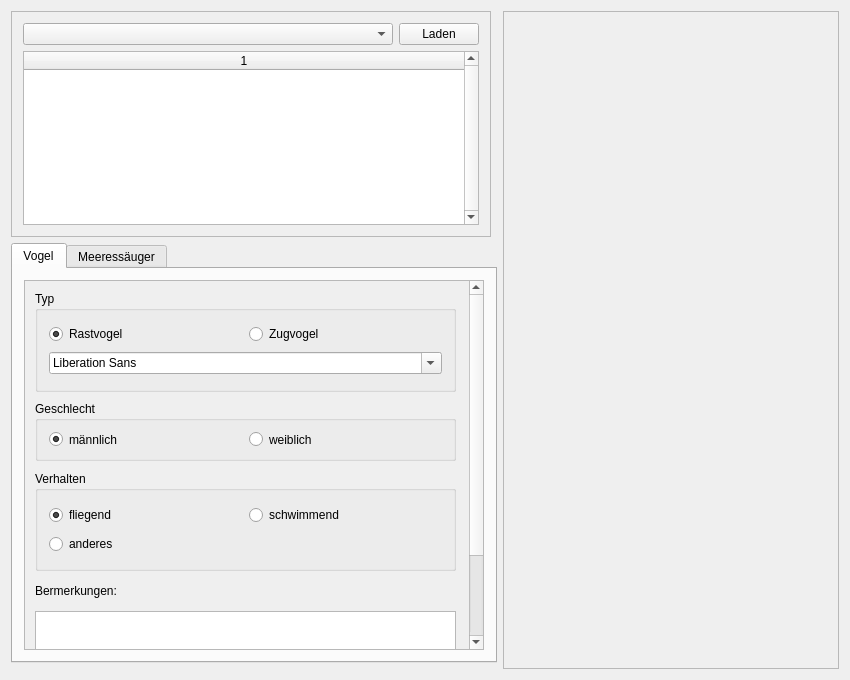
Qt form mainwindow.ui (ifaoe/2014-10-Bird-View) before a commit.
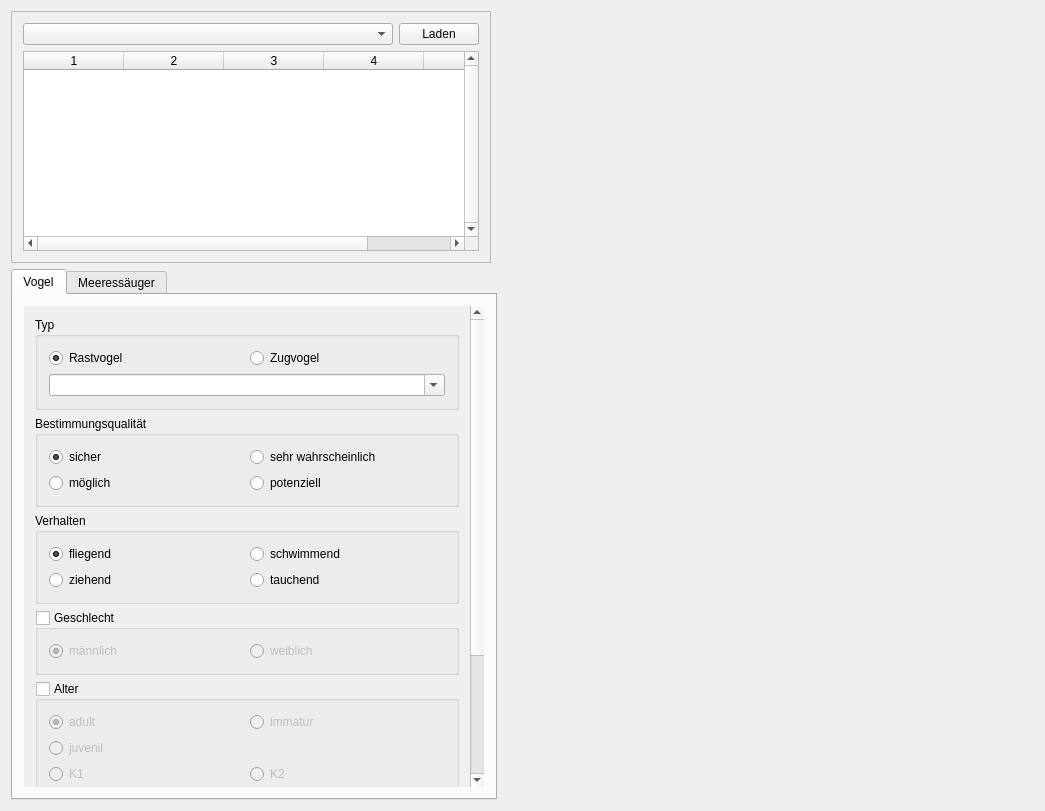
The same form after that commit.

```diff
--- a/mainwindow.ui
+++ b/mainwindow.ui
@@ -6,8 +6,8 @@
    <rect>
     <x>0</x>
     <y>0</y>
-    <width>850</width>
-    <height>680</height>
+    <width>1045</width>
+    <height>811</height>
    </rect>
   </property>
   <property name="minimumSize">
@@ -24,30 +24,10 @@
     <enum>Qt::LeftToRight</enum>
    </property>
    <layout class="QGridLayout" name="gridLayout_3">
-    <item row="0" column="1" rowspan="3">
-     <widget class="QScrollArea" name="scrArea">
-      <property name="widgetResizable">
-       <bool>true</bool>
-      </property>
-      <widget class="QWidget" name="wdgImage">
-       <property name="geometry">
-        <rect>
-         <x>0</x>
-         <y>0</y>
-         <width>342</width>
-         <height>660</height>
-        </rect>
-       </property>
-       <zorder>frame_2</zorder>
-       <zorder>frame_2</zorder>
-       <zorder>frame_2</zorder>
-      </widget>
-     </widget>
-    </item>
     <item row="0" column="0">
-     <widget class="QFrame" name="frame">
+     <widget class="QFrame" name="frmSession">
       <property name="sizePolicy">
-       <sizepolicy hsizetype="Fixed" vsizetype="MinimumExpanding">
+       <sizepolicy hsizetype="Fixed" vsizetype="Fixed">
         <horstretch>0</horstretch>
         <verstretch>0</verstretch>
        </sizepolicy>
@@ -68,16 +48,44 @@
        <item row="0" column="0">
         <widget class="QComboBox" name="cmbSession"/>
        </item>
+       <item row="0" column="1">
+        <widget class="QPushButton" name="btnSession">
+         <property name="sizePolicy">
+          <sizepolicy hsizetype="Fixed" vsizetype="Fixed">
+           <horstretch>0</horstretch>
+           <verstretch>0</verstretch>
+          </sizepolicy>
+         </property>
+         <property name="text">
+          <string>Laden</string>
+         </property>
+        </widget>
+       </item>
        <item row="1" column="0" colspan="2">
         <widget class="QTableWidget" name="tblObjects">
+         <property name="sizePolicy">
+          <sizepolicy hsizetype="Expanding" vsizetype="Fixed">
+           <horstretch>0</horstretch>
+           <verstretch>0</verstretch>
+          </sizepolicy>
+         </property>
+         <property name="minimumSize">
+          <size>
+           <width>0</width>
+           <height>200</height>
+          </size>
+         </property>
          <property name="verticalScrollBarPolicy">
           <enum>Qt::ScrollBarAlwaysOn</enum>
          </property>
          <property name="alternatingRowColors">
           <bool>true</bool>
          </property>
+         <property name="rowCount">
+          <number>0</number>
+         </property>
          <property name="columnCount">
-          <number>1</number>
+          <number>5</number>
          </property>
          <attribute name="horizontalHeaderCascadingSectionResizes">
           <bool>true</bool>
@@ -85,20 +93,17 @@
          <attribute name="horizontalHeaderStretchLastSection">
           <bool>true</bool>
          </attribute>
+         <attribute name="verticalHeaderVisible">
+          <bool>false</bool>
+         </attribute>
+         <attribute name="verticalHeaderHighlightSections">
+          <bool>true</bool>
+         </attribute>
          <column/>
-        </widget>
-       </item>
-       <item row="0" column="1">
-        <widget class="QPushButton" name="btnSession">
-         <property name="sizePolicy">
-          <sizepolicy hsizetype="Fixed" vsizetype="Fixed">
-           <horstretch>0</horstretch>
-           <verstretch>0</verstretch>
-          </sizepolicy>
-         </property>
-         <property name="text">
-          <string>Laden</string>
-         </property>
+         <column/>
+         <column/>
+         <column/>
+         <column/>
         </widget>
        </item>
       </layout>
@@ -107,7 +112,7 @@
     <item row="1" column="0">
      <widget class="QTabWidget" name="wdgTabTypes">
       <property name="sizePolicy">
-       <sizepolicy hsizetype="Fixed" vsizetype="MinimumExpanding">
+       <sizepolicy hsizetype="Fixed" vsizetype="Expanding">
         <horstretch>0</horstretch>
         <verstretch>0</verstretch>
        </sizepolicy>
@@ -115,7 +120,7 @@
       <property name="minimumSize">
        <size>
         <width>480</width>
-        <height>420</height>
+        <height>0</height>
        </size>
       </property>
       <property name="currentIndex">
@@ -125,9 +130,9 @@
        <attribute name="title">
         <string>Vogel</string>
        </attribute>
-       <layout class="QGridLayout" name="gridLayout_2">
-        <item row="0" column="0">
-         <widget class="QScrollArea" name="scrollArea">
+       <layout class="QVBoxLayout" name="verticalLayout_5">
+        <item>
+         <widget class="QScrollArea" name="sclBird">
           <property name="sizePolicy">
            <sizepolicy hsizetype="Fixed" vsizetype="Expanding">
             <horstretch>0</horstretch>
@@ -140,16 +145,22 @@
             <height>0</height>
            </size>
           </property>
+          <property name="frameShape">
+           <enum>QFrame::NoFrame</enum>
+          </property>
+          <property name="frameShadow">
+           <enum>QFrame::Raised</enum>
+          </property>
           <property name="widgetResizable">
            <bool>true</bool>
           </property>
-          <widget class="QWidget" name="scrollAreaWidgetContents_3">
+          <widget class="QWidget" name="sclBirdContent">
            <property name="geometry">
             <rect>
              <x>0</x>
              <y>0</y>
-             <width>444</width>
-             <height>480</height>
+             <width>446</width>
+             <height>650</height>
             </rect>
            </property>
            <property name="sizePolicy">
@@ -161,214 +172,325 @@
            <property name="minimumSize">
             <size>
              <width>0</width>
-             <height>480</height>
+             <height>650</height>
             </size>
            </property>
-           <widget class="QGroupBox" name="groupBox_2">
-            <property name="geometry">
-             <rect>
-              <x>10</x>
-              <y>120</y>
-              <width>421</width>
-              <height>60</height>
-             </rect>
-            </property>
-            <property name="sizePolicy">
-             <sizepolicy hsizetype="MinimumExpanding" vsizetype="Fixed">
-              <horstretch>0</horstretch>
-              <verstretch>0</verstretch>
-             </sizepolicy>
-            </property>
-            <property name="autoFillBackground">
-             <bool>false</bool>
-            </property>
-            <property name="title">
-             <string>Geschlecht</string>
-            </property>
-            <property name="flat">
-             <bool>false</bool>
-            </property>
-            <layout class="QHBoxLayout" name="horizontalLayout_5">
-             <item>
-              <widget class="QRadioButton" name="rbMaleMB">
-               <property name="text">
-                <string>männlich</string>
-               </property>
-               <property name="checked">
-                <bool>true</bool>
-               </property>
-               <attribute name="buttonGroup">
-                <string notr="true">btngBirdGnd</string>
-               </attribute>
-              </widget>
-             </item>
-             <item>
-              <widget class="QRadioButton" name="rbFemaleMB">
-               <property name="text">
-                <string>weiblich</string>
-               </property>
-               <attribute name="buttonGroup">
-                <string notr="true">btngBirdGnd</string>
-               </attribute>
-              </widget>
-             </item>
-            </layout>
-           </widget>
-           <widget class="QPushButton" name="btnReady">
-            <property name="geometry">
-             <rect>
-              <x>10</x>
-              <y>450</y>
-              <width>421</width>
-              <height>23</height>
-             </rect>
-            </property>
-            <property name="text">
-             <string>Fertig</string>
-            </property>
-           </widget>
-           <widget class="QLabel" name="label">
-            <property name="geometry">
-             <rect>
-              <x>10</x>
-              <y>300</y>
-              <width>421</width>
-              <height>20</height>
-             </rect>
-            </property>
-            <property name="text">
-             <string>Bermerkungen:</string>
-            </property>
-           </widget>
-           <widget class="QGroupBox" name="groupBox">
-            <property name="geometry">
-             <rect>
-              <x>10</x>
-              <y>190</y>
-              <width>421</width>
-              <height>100</height>
-             </rect>
-            </property>
-            <property name="sizePolicy">
-             <sizepolicy hsizetype="MinimumExpanding" vsizetype="Fixed">
-              <horstretch>0</horstretch>
-              <verstretch>0</verstretch>
-             </sizepolicy>
-            </property>
-            <property name="minimumSize">
-             <size>
-              <width>0</width>
-              <height>80</height>
-             </size>
-            </property>
-            <property name="title">
-             <string>Verhalten</string>
-            </property>
-            <layout class="QGridLayout" name="gridLayout">
-             <item row="0" column="0">
-              <widget class="QRadioButton" name="rbFlyMB">
-               <property name="sizePolicy">
-                <sizepolicy hsizetype="MinimumExpanding" vsizetype="Fixed">
-                 <horstretch>0</horstretch>
-                 <verstretch>0</verstretch>
-                </sizepolicy>
-               </property>
-               <property name="text">
-                <string>fliegend</string>
-               </property>
-               <property name="checked">
-                <bool>true</bool>
-               </property>
-               <attribute name="buttonGroup">
-                <string notr="true">btngBirdBhv</string>
-               </attribute>
-              </widget>
-             </item>
-             <item row="0" column="1">
-              <widget class="QRadioButton" name="rbSwimMB">
-               <property name="sizePolicy">
-                <sizepolicy hsizetype="MinimumExpanding" vsizetype="Fixed">
-                 <horstretch>0</horstretch>
-                 <verstretch>0</verstretch>
-                </sizepolicy>
-               </property>
-               <property name="text">
-                <string>schwimmend</string>
-               </property>
-               <attribute name="buttonGroup">
-                <string notr="true">btngBirdBhv</string>
-               </attribute>
-              </widget>
-             </item>
-             <item row="1" column="0">
-              <widget class="QRadioButton" name="radioButton_3">
-               <property name="text">
-                <string>anderes</string>
-               </property>
-               <attribute name="buttonGroup">
-                <string notr="true">btngBirdBhv</string>
-               </attribute>
-              </widget>
-             </item>
-            </layout>
-           </widget>
-           <widget class="QGroupBox" name="groupBox_3">
-            <property name="geometry">
-             <rect>
-              <x>10</x>
-              <y>10</y>
-              <width>421</width>
-              <height>101</height>
-             </rect>
-            </property>
-            <property name="sizePolicy">
-             <sizepolicy hsizetype="Expanding" vsizetype="Fixed">
-              <horstretch>0</horstretch>
-              <verstretch>0</verstretch>
-             </sizepolicy>
-            </property>
-            <property name="title">
-             <string>Typ</string>
-            </property>
-            <layout class="QGridLayout" name="gridLayout_5">
-             <item row="0" column="1">
-              <widget class="QRadioButton" name="radioButton_2">
-               <property name="text">
-                <string>Zugvogel</string>
-               </property>
-               <attribute name="buttonGroup">
-                <string notr="true">btngBirdType</string>
-               </attribute>
-              </widget>
-             </item>
-             <item row="0" column="0">
-              <widget class="QRadioButton" name="radioButton">
-               <property name="text">
-                <string>Rastvogel</string>
-               </property>
-               <property name="checked">
-                <bool>true</bool>
-               </property>
-               <attribute name="buttonGroup">
-                <string notr="true">btngBirdType</string>
-               </attribute>
-              </widget>
-             </item>
-             <item row="1" column="0" colspan="2">
-              <widget class="QFontComboBox" name="fontComboBox"/>
-             </item>
-            </layout>
-           </widget>
-           <widget class="QPlainTextEdit" name="txtRemarksMB">
-            <property name="geometry">
-             <rect>
-              <x>10</x>
-              <y>330</y>
-              <width>421</width>
-              <height>111</height>
-             </rect>
-            </property>
-           </widget>
+           <layout class="QVBoxLayout" name="verticalLayout">
+            <item>
+             <widget class="QGroupBox" name="gbxBirdType">
+              <property name="sizePolicy">
+               <sizepolicy hsizetype="Expanding" vsizetype="Fixed">
+                <horstretch>0</horstretch>
+                <verstretch>0</verstretch>
+               </sizepolicy>
+              </property>
+              <property name="title">
+               <string>Typ</string>
+              </property>
+              <layout class="QGridLayout" name="gridLayout_5">
+               <item row="1" column="0" colspan="2">
+                <widget class="QComboBox" name="cmbBird">
+                 <property name="editable">
+                  <bool>true</bool>
+                 </property>
+                </widget>
+               </item>
+               <item row="0" column="1">
+                <widget class="QRadioButton" name="rbBirdZug">
+                 <property name="text">
+                  <string>Zugvogel</string>
+                 </property>
+                 <attribute name="buttonGroup">
+                  <string notr="true">btngBirdType</string>
+                 </attribute>
+                </widget>
+               </item>
+               <item row="0" column="0">
+                <widget class="QRadioButton" name="rbBirdRast">
+                 <property name="text">
+                  <string>Rastvogel</string>
+                 </property>
+                 <property name="checked">
+                  <bool>true</bool>
+                 </property>
+                 <attribute name="buttonGroup">
+                  <string notr="true">btngBirdType</string>
+                 </attribute>
+                </widget>
+               </item>
+              </layout>
+             </widget>
+            </item>
+            <item>
+             <widget class="QGroupBox" name="gbxBirdQuality">
+              <property name="title">
+               <string>Bestimmungsqualität</string>
+              </property>
+              <layout class="QGridLayout" name="gridLayout_2">
+               <item row="0" column="0">
+                <widget class="QRadioButton" name="rbQual1">
+                 <property name="text">
+                  <string>sicher</string>
+                 </property>
+                 <property name="checked">
+                  <bool>true</bool>
+                 </property>
+                </widget>
+               </item>
+               <item row="1" column="1">
+                <widget class="QRadioButton" name="rbQual4">
+                 <property name="text">
+                  <string>potenziell</string>
+                 </property>
+                </widget>
+               </item>
+               <item row="1" column="0">
+                <widget class="QRadioButton" name="rbQual3">
+                 <property name="text">
+                  <string>möglich</string>
+                 </property>
+                </widget>
+               </item>
+               <item row="0" column="1">
+                <widget class="QRadioButton" name="rbQual2">
+                 <property name="text">
+                  <string>sehr wahrscheinlich</string>
+                 </property>
+                </widget>
+               </item>
+              </layout>
+             </widget>
+            </item>
+            <item>
+             <widget class="QGroupBox" name="gbxBirdBehavior">
+              <property name="sizePolicy">
+               <sizepolicy hsizetype="MinimumExpanding" vsizetype="Fixed">
+                <horstretch>0</horstretch>
+                <verstretch>0</verstretch>
+               </sizepolicy>
+              </property>
+              <property name="minimumSize">
+               <size>
+                <width>0</width>
+                <height>0</height>
+               </size>
+              </property>
+              <property name="title">
+               <string>Verhalten</string>
+              </property>
+              <property name="checkable">
+               <bool>false</bool>
+              </property>
+              <layout class="QGridLayout" name="gridLayout">
+               <item row="0" column="0">
+                <widget class="QRadioButton" name="rbBirdBehaveFly">
+                 <property name="sizePolicy">
+                  <sizepolicy hsizetype="MinimumExpanding" vsizetype="Fixed">
+                   <horstretch>0</horstretch>
+                   <verstretch>0</verstretch>
+                  </sizepolicy>
+                 </property>
+                 <property name="text">
+                  <string>fliegend</string>
+                 </property>
+                 <property name="checked">
+                  <bool>true</bool>
+                 </property>
+                 <attribute name="buttonGroup">
+                  <string notr="true">btngBirdBhv</string>
+                 </attribute>
+                </widget>
+               </item>
+               <item row="0" column="1">
+                <widget class="QRadioButton" name="rbBirdBehaveSwim">
+                 <property name="sizePolicy">
+                  <sizepolicy hsizetype="MinimumExpanding" vsizetype="Fixed">
+                   <horstretch>0</horstretch>
+                   <verstretch>0</verstretch>
+                  </sizepolicy>
+                 </property>
+                 <property name="text">
+                  <string>schwimmend</string>
+                 </property>
+                 <attribute name="buttonGroup">
+                  <string notr="true">btngBirdBhv</string>
+                 </attribute>
+                </widget>
+               </item>
+               <item row="1" column="0">
+                <widget class="QRadioButton" name="rbBirdBehaveMig">
+                 <property name="text">
+                  <string>ziehend</string>
+                 </property>
+                 <attribute name="buttonGroup">
+                  <string notr="true">btngBirdBhv</string>
+                 </attribute>
+                </widget>
+               </item>
+               <item row="1" column="1">
+                <widget class="QRadioButton" name="rbBirdBehaveDive">
+                 <property name="text">
+                  <string>tauchend</string>
+                 </property>
+                </widget>
+               </item>
+              </layout>
+             </widget>
+            </item>
+            <item>
+             <widget class="QGroupBox" name="gbxBirdGender">
+              <property name="sizePolicy">
+               <sizepolicy hsizetype="MinimumExpanding" vsizetype="Fixed">
+                <horstretch>0</horstretch>
+                <verstretch>0</verstretch>
+               </sizepolicy>
+              </property>
+              <property name="autoFillBackground">
+               <bool>false</bool>
+              </property>
+              <property name="title">
+               <string>Geschlecht</string>
+              </property>
+              <property name="flat">
+               <bool>false</bool>
+              </property>
+              <property name="checkable">
+               <bool>true</bool>
+              </property>
+              <property name="checked">
+               <bool>false</bool>
+              </property>
+              <layout class="QHBoxLayout" name="horizontalLayout_5">
+               <item>
+                <widget class="QRadioButton" name="rbMaleMB">
+                 <property name="text">
+                  <string>männlich</string>
+                 </property>
+                 <property name="checked">
+                  <bool>true</bool>
+                 </property>
+                 <attribute name="buttonGroup">
+                  <string notr="true">btngBirdGnd</string>
+                 </attribute>
+                </widget>
+               </item>
+               <item>
+                <widget class="QRadioButton" name="rbFemaleMB">
+                 <property name="text">
+                  <string>weiblich</string>
+                 </property>
+                 <attribute name="buttonGroup">
+                  <string notr="true">btngBirdGnd</string>
+                 </attribute>
+                </widget>
+               </item>
+              </layout>
+             </widget>
+            </item>
+            <item>
+             <widget class="QGroupBox" name="gbxBirdAge">
+              <property name="minimumSize">
+               <size>
+                <width>0</width>
+                <height>0</height>
+               </size>
+              </property>
+              <property name="title">
+               <string>Alter</string>
+              </property>
+              <property name="checkable">
+               <bool>true</bool>
+              </property>
+              <property name="checked">
+               <bool>false</bool>
+              </property>
+              <layout class="QGridLayout" name="gridLayout_6">
+               <item row="0" column="0">
+                <widget class="QRadioButton" name="rbBirdAgeAdult">
+                 <property name="text">
+                  <string>adult</string>
+                 </property>
+                 <property name="checked">
+                  <bool>true</bool>
+                 </property>
+                </widget>
+               </item>
+               <item row="0" column="1">
+                <widget class="QRadioButton" name="rbBirdAgeImmat">
+                 <property name="text">
+                  <string>immatur</string>
+                 </property>
+                </widget>
+               </item>
+               <item row="1" column="0">
+                <widget class="QRadioButton" name="rbBirdAgeJuv">
+                 <property name="text">
+                  <string>juvenil</string>
+                 </property>
+                </widget>
+               </item>
+               <item row="2" column="0">
+                <widget class="QRadioButton" name="rbBirdAgeK1">
+                 <property name="text">
+                  <string>K1</string>
+                 </property>
+                </widget>
+               </item>
+               <item row="2" column="1">
+                <widget class="QRadioButton" name="rbBirdAgeK2">
+                 <property name="text">
+                  <string>K2</string>
+                 </property>
+                </widget>
+               </item>
+               <item row="3" column="0">
+                <widget class="QRadioButton" name="rbBirdAgeK3">
+                 <property name="text">
+                  <string>K3</string>
+                 </property>
+                </widget>
+               </item>
+               <item row="3" column="1">
+                <widget class="QRadioButton" name="rbBirdAgeK4">
+                 <property name="text">
+                  <string>K4</string>
+                 </property>
+                </widget>
+               </item>
+              </layout>
+             </widget>
+            </item>
+            <item>
+             <widget class="QLabel" name="lblBirdRemarks">
+              <property name="text">
+               <string>Bermerkungen:</string>
+              </property>
+             </widget>
+            </item>
+            <item>
+             <widget class="QPlainTextEdit" name="txtBirdRemarks">
+              <property name="sizePolicy">
+               <sizepolicy hsizetype="Expanding" vsizetype="MinimumExpanding">
+                <horstretch>0</horstretch>
+                <verstretch>0</verstretch>
+               </sizepolicy>
+              </property>
+              <property name="minimumSize">
+               <size>
+                <width>0</width>
+                <height>50</height>
+               </size>
+              </property>
+             </widget>
+            </item>
+            <item>
+             <widget class="QPushButton" name="btnBirdReady">
+              <property name="text">
+               <string>Fertig</string>
+              </property>
+             </widget>
+            </item>
+           </layout>
           </widget>
          </widget>
         </item>
@@ -378,9 +500,230 @@
        <attribute name="title">
         <string>Meeressäuger</string>
        </attribute>
+       <layout class="QVBoxLayout" name="verticalLayout_2">
+        <item>
+         <widget class="QScrollArea" name="sclMammal">
+          <property name="sizePolicy">
+           <sizepolicy hsizetype="Fixed" vsizetype="Expanding">
+            <horstretch>0</horstretch>
+            <verstretch>0</verstretch>
+           </sizepolicy>
+          </property>
+          <property name="minimumSize">
+           <size>
+            <width>460</width>
+            <height>0</height>
+           </size>
+          </property>
+          <property name="frameShape">
+           <enum>QFrame::NoFrame</enum>
+          </property>
+          <property name="frameShadow">
+           <enum>QFrame::Raised</enum>
+          </property>
+          <property name="verticalScrollBarPolicy">
+           <enum>Qt::ScrollBarAsNeeded</enum>
+          </property>
+          <property name="widgetResizable">
+           <bool>true</bool>
+          </property>
+          <widget class="QWidget" name="sclMammalContent">
+           <property name="geometry">
+            <rect>
+             <x>0</x>
+             <y>0</y>
+             <width>460</width>
+             <height>481</height>
+            </rect>
+           </property>
+           <property name="sizePolicy">
+            <sizepolicy hsizetype="Preferred" vsizetype="MinimumExpanding">
+             <horstretch>0</horstretch>
+             <verstretch>0</verstretch>
+            </sizepolicy>
+           </property>
+           <property name="minimumSize">
+            <size>
+             <width>0</width>
+             <height>450</height>
+            </size>
+           </property>
+           <layout class="QVBoxLayout" name="verticalLayout_4">
+            <item>
+             <widget class="QGroupBox" name="gbxMammalType">
+              <property name="sizePolicy">
+               <sizepolicy hsizetype="Expanding" vsizetype="Fixed">
+                <horstretch>0</horstretch>
+                <verstretch>0</verstretch>
+               </sizepolicy>
+              </property>
+              <property name="title">
+               <string>Deutscher Artname</string>
+              </property>
+              <layout class="QVBoxLayout" name="verticalLayout_3">
+               <item>
+                <widget class="QComboBox" name="cmbMammal">
+                 <property name="editable">
+                  <bool>true</bool>
+                 </property>
+                </widget>
+               </item>
+              </layout>
+             </widget>
+            </item>
+            <item>
+             <widget class="QGroupBox" name="gbxMammalQuality">
+              <property name="title">
+               <string>Bestimmungsqualität</string>
+              </property>
+              <layout class="QGridLayout" name="gridLayout_7">
+               <item row="0" column="0">
+                <widget class="QRadioButton" name="rbMammalQual1">
+                 <property name="text">
+                  <string>sicher</string>
+                 </property>
+                 <property name="checked">
+                  <bool>true</bool>
+                 </property>
+                </widget>
+               </item>
+               <item row="1" column="0">
+                <widget class="QRadioButton" name="rbMammalQual3">
+                 <property name="text">
+                  <string>möglich</string>
+                 </property>
+                </widget>
+               </item>
+               <item row="1" column="1">
+                <widget class="QRadioButton" name="rbMammalQual4">
+                 <property name="text">
+                  <string>potenziell</string>
+                 </property>
+                </widget>
+               </item>
+               <item row="0" column="1">
+                <widget class="QRadioButton" name="rbMammalQual2">
+                 <property name="text">
+                  <string>sehr wahrscheinlich</string>
+                 </property>
+                </widget>
+               </item>
+              </layout>
+             </widget>
+            </item>
+            <item>
+             <widget class="QGroupBox" name="grbMammalBehaviour">
+              <property name="title">
+               <string>Verhalten</string>
+              </property>
+              <layout class="QGridLayout" name="gridLayout_9">
+               <item row="1" column="0">
+                <widget class="QRadioButton" name="rbBehaveCloseUnder">
+                 <property name="text">
+                  <string>knapp unter W.o.</string>
+                 </property>
+                </widget>
+               </item>
+               <item row="0" column="1">
+                <widget class="QRadioButton" name="rbBehavePartOver">
+                 <property name="text">
+                  <string>teilweise über W.o.</string>
+                 </property>
+                </widget>
+               </item>
+               <item row="0" column="0">
+                <widget class="QRadioButton" name="rbBehaveFullOver">
+                 <property name="text">
+                  <string>vollst. über W.o.</string>
+                 </property>
+                 <property name="checked">
+                  <bool>true</bool>
+                 </property>
+                </widget>
+               </item>
+               <item row="1" column="1">
+                <widget class="QRadioButton" name="rbBehaveFarUnder">
+                 <property name="text">
+                  <string>weit unter W.o.</string>
+                 </property>
+                </widget>
+               </item>
+              </layout>
+             </widget>
+            </item>
+            <item>
+             <widget class="QGroupBox" name="gbxMammalAge">
+              <property name="title">
+               <string>Alter</string>
+              </property>
+              <property name="checkable">
+               <bool>true</bool>
+              </property>
+              <property name="checked">
+               <bool>false</bool>
+              </property>
+              <layout class="QGridLayout" name="gridLayout_8">
+               <item row="0" column="0">
+                <widget class="QRadioButton" name="rbMammalAgeAdult">
+                 <property name="text">
+                  <string>adult</string>
+                 </property>
+                 <property name="checked">
+                  <bool>true</bool>
+                 </property>
+                </widget>
+               </item>
+               <item row="0" column="1">
+                <widget class="QRadioButton" name="rbMammalAgeJuv">
+                 <property name="text">
+                  <string>juvenil</string>
+                 </property>
+                </widget>
+               </item>
+              </layout>
+             </widget>
+            </item>
+            <item>
+             <widget class="QLabel" name="lblMammalRemarks">
+              <property name="text">
+               <string>Bermerkungen:</string>
+              </property>
+             </widget>
+            </item>
+            <item>
+             <widget class="QPlainTextEdit" name="txtMammalRemarks"/>
+            </item>
+            <item>
+             <widget class="QPushButton" name="btnMammalReady">
+              <property name="text">
+               <string>Fertig</string>
+              </property>
+             </widget>
+            </item>
+           </layout>
+          </widget>
+         </widget>
+        </item>
+       </layout>
       </widget>
      </widget>
     </item>
+    <item row="0" column="1" rowspan="2">
+     <widget class="QWidget" name="wdgImg" native="true">
+      <property name="sizePolicy">
+       <sizepolicy hsizetype="MinimumExpanding" vsizetype="MinimumExpanding">
+        <horstretch>0</horstretch>
+        <verstretch>0</verstretch>
+       </sizepolicy>
+      </property>
+      <property name="minimumSize">
+       <size>
+        <width>300</width>
+        <height>400</height>
+       </size>
+      </property>
+     </widget>
+    </item>
    </layout>
   </widget>
  </widget>
```
Left out of the diff: 4 changed lines with no effect on the pictures.
